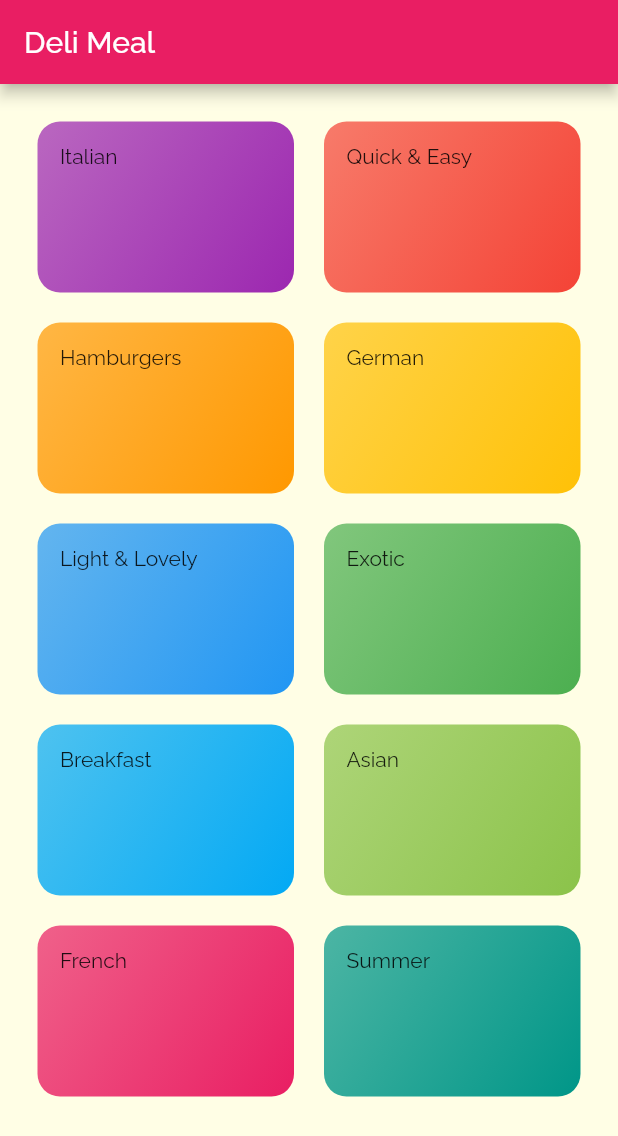
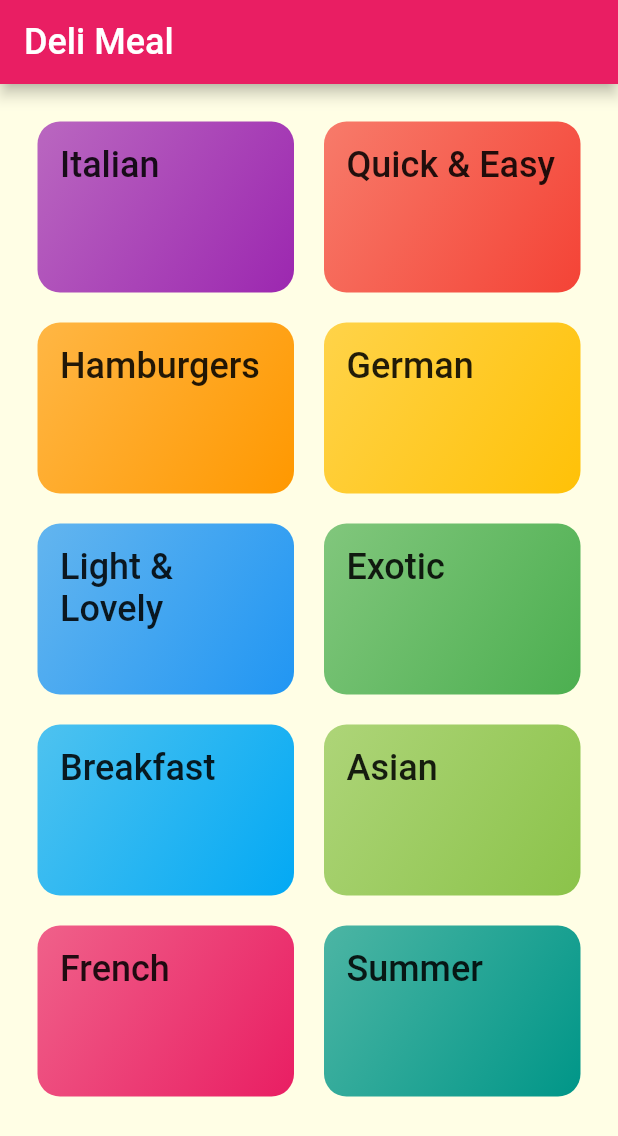
Before and after one commit to Zr99/Flutter_Meal_App, a Flutter app: the screen it shows after launch, on a phone screen of 412 x 824 dp. Shown: the top 1136 px of the screen. Run offline on Flutter 3.47's test engine with Material 2 defaults, Android fonts, the phone set to English and light mode, and no system bars; Roboto replaces fonts that are missing (RobotoCondensed).

Commit message:
Added the font of the titles

```diff
--- a/lib/category_item.dart
+++ b/lib/category_item.dart
@@ -10,12 +10,18 @@ class CategoryItem extends StatelessWidget {
   Widget build(BuildContext context) {
     return Container(
       padding: const EdgeInsets.all(15),
+      child: Text(
+        title,
+        style: Theme.of(context).textTheme.titleLarge,
+      ),
       decoration: BoxDecoration(
-          gradient: LinearGradient(
-              colors: [color.withOpacity(0.7), color],
-              begin: Alignment.topLeft,
-              end: Alignment.bottomRight,), borderRadius: BorderRadius.circular(15), ),
-      child: Text(title),
+        gradient: LinearGradient(
+          colors: [color.withOpacity(0.7), color],
+          begin: Alignment.topLeft,
+          end: Alignment.bottomRight,
+        ),
+        borderRadius: BorderRadius.circular(15),
+      ),
     );
   }
 }
--- a/lib/main.dart
+++ b/lib/main.dart
@@ -17,6 +17,16 @@ class MyApp extends StatelessWidget {
         accentColor: Colors.amber,
         canvasColor: Color.fromRGBO(255, 254, 229, 1),
         fontFamily: 'Raleway',
+        textTheme: ThemeData.light().textTheme.copyWith(
+              bodyText1: TextStyle(
+                color: Color.fromRGBO(20, 51, 51, 1),
+              ),
+              bodyText2: TextStyle(
+                color: Color.fromRGBO(20, 51, 51, 1),
+              ),
+              titleLarge:
+                  TextStyle(fontSize: 24, fontFamily: 'RobotoCondensed'),
+            ),
       ),
       home: CategoriesScreen(),
     );
```
Also changed, not shown: 1 other file.
